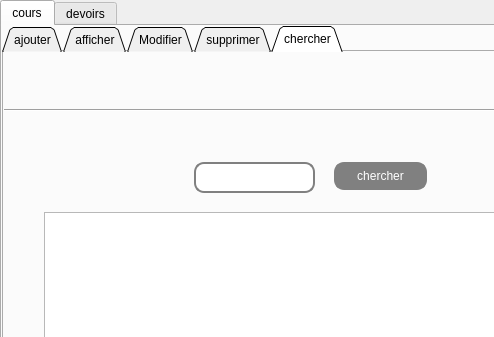
This is mainwindow.ui in yanni2302/smart_parental_monitoring_2A22 as Qt 5 draws it before an edit; both pictures show x 0 to 494 and y 0 to 337 of the 717 by 432 pixel window. The edited form follows.
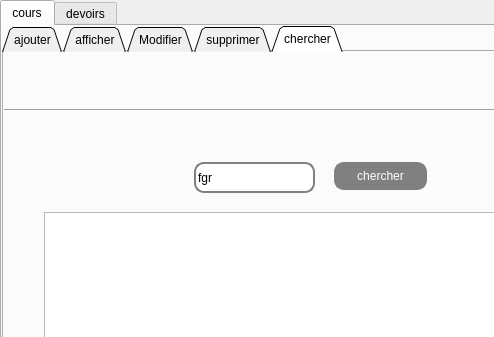
This is the edited form.

```diff
--- a/mainwindow.ui
+++ b/mainwindow.ui
@@ -907,6 +907,9 @@
          <string notr="true"> border: 2px solid gray;
  border-radius: 10px;</string>
         </property>
+        <property name="text">
+         <string>fgr</string>
+        </property>
        </widget>
        <widget class="QTableView" name="chercher_cours_2">
         <property name="geometry">
```
